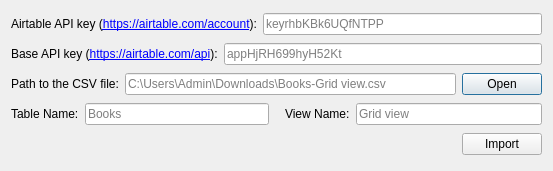
The window that import_from_airtable/importing.ui (BlueGreenMagick/Edit-Field-During-Review-Cloze) describes before a commit, drawn with Qt 5.
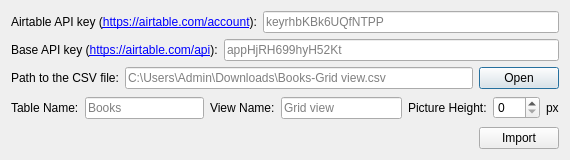
The same window after the commit.

Commit message: Resize downloaded pictures

What changed in the file:
```diff
--- a/import_from_airtable/importing.ui
+++ b/import_from_airtable/importing.ui
@@ -6,8 +6,8 @@
    <rect>
     <x>0</x>
     <y>0</y>
-    <width>553</width>
-    <height>171</height>
+    <width>570</width>
+    <height>160</height>
    </rect>
   </property>
   <property name="windowTitle">
@@ -107,22 +107,6 @@
        </item>
       </layout>
      </item>
-     <item>
-      <spacer name="horizontalSpacer_2">
-       <property name="orientation">
-        <enum>Qt::Horizontal</enum>
-       </property>
-       <property name="sizeType">
-        <enum>QSizePolicy::Fixed</enum>
-       </property>
-       <property name="sizeHint" stdset="0">
-        <size>
-         <width>10</width>
-         <height>20</height>
-        </size>
-       </property>
-      </spacer>
-     </item>
      <item>
       <layout class="QHBoxLayout" name="horizontalLayout_7">
        <item>
@@ -141,6 +125,40 @@
        </item>
       </layout>
      </item>
+     <item>
+      <layout class="QHBoxLayout" name="horizontalLayout_8">
+       <item>
+        <widget class="QLabel" name="label_6">
+         <property name="text">
+          <string>Picture Height:</string>
+         </property>
+        </widget>
+       </item>
+       <item>
+        <widget class="QSpinBox" name="imgHeight">
+         <property name="minimumSize">
+          <size>
+           <width>0</width>
+           <height>0</height>
+          </size>
+         </property>
+         <property name="maximum">
+          <number>512</number>
+         </property>
+         <property name="singleStep">
+          <number>2</number>
+         </property>
+        </widget>
+       </item>
+       <item>
+        <widget class="QLabel" name="label_7">
+         <property name="text">
+          <string>px</string>
+         </property>
+        </widget>
+       </item>
+      </layout>
+     </item>
     </layout>
    </item>
    <item>
```
The commit also changes 3 other files.
